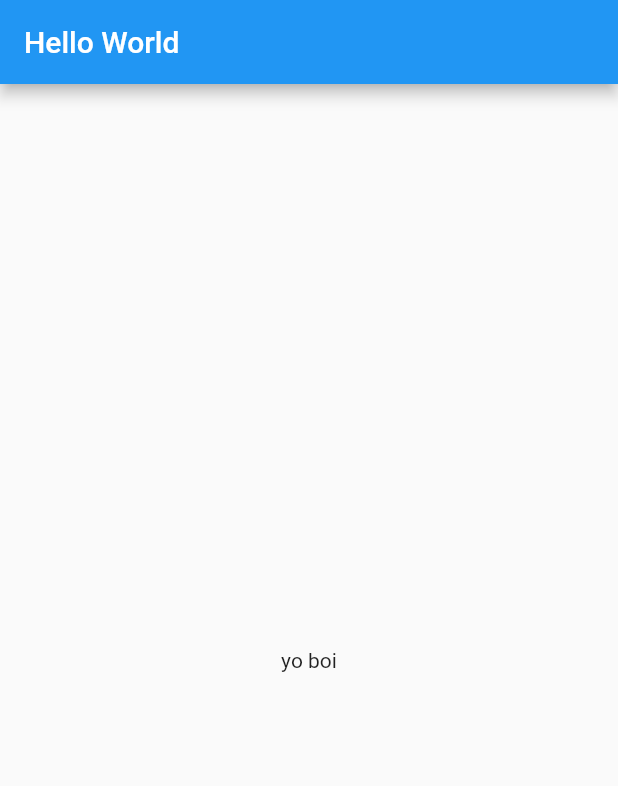
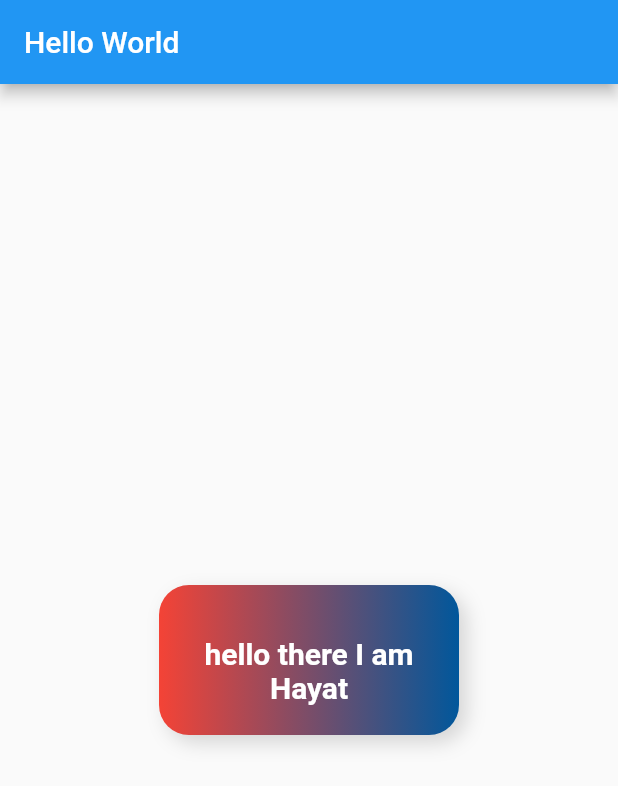
Before and after one commit to hayat-tamboli/flutter-first-steps, a Flutter app: the screen it shows after launch, on a phone screen of 412 x 824 dp. Shown: the top 786 px of the screen. Run offline on Flutter 3.47's test engine with Material 2 defaults, Android fonts, the phone set to English and light mode, and no system bars.

Commit message:
explored container and text

```diff
--- a/lib/main.dart
+++ b/lib/main.dart
@@ -13,10 +13,36 @@ class HomePage extends StatelessWidget {
   Widget build(BuildContext context) {
     return Scaffold(
         appBar: AppBar(
-      title: Text("Hello World"),
-    ),
-    body: Container(
-      child: Center(child: Text("yo boi")),
-    ));
+          title: Text("Hello World"),
+        ),
+        body: Center(
+            child: Container(
+          // color: Colors.cyan,
+          width: 200,
+          height: 100,
+          padding: const EdgeInsets.all(20),
+          alignment: Alignment.bottomCenter,
+          child: Text(
+            "hello there I am Hayat",
+            textAlign: TextAlign.center,
+            style: TextStyle(
+              color: Colors.white,
+              fontWeight: FontWeight.w700,
+              fontSize: 20,
+            ),
+          ),
+          decoration: BoxDecoration(
+              color: Colors.lightGreen,
+              gradient:
+                  LinearGradient(colors: [Colors.red, Colors.lightBlue[900]]),
+              borderRadius: BorderRadius.circular(20),
+              boxShadow: [
+                BoxShadow(
+                  color: Colors.grey[350],
+                  blurRadius: 10,
+                  offset: Offset(5, 5),
+                )
+              ]),
+        )));
   }
 }
```
Also changed, not shown: 1 other file.
